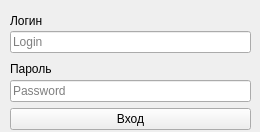
First picture: the form in .source/auth.ui, repository OlejnikDenis/py-mailposts, before the edit.
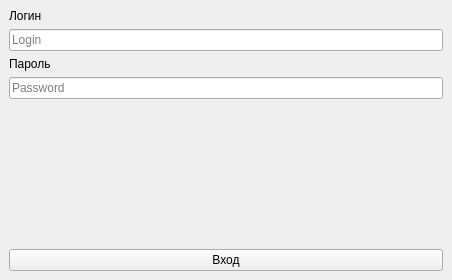
Second picture: the form after the edit.

Diff of the .ui file:
```diff
--- a/.source/auth.ui
+++ b/.source/auth.ui
@@ -6,8 +6,8 @@
    <rect>
     <x>0</x>
     <y>0</y>
-    <width>260</width>
-    <height>132</height>
+    <width>452</width>
+    <height>280</height>
    </rect>
   </property>
   <property name="windowTitle">
@@ -20,44 +20,9 @@
    <locale language="Russian" country="Russia"/>
   </property>
   <widget class="QWidget" name="centralwidget">
-   <widget class="QWidget" name="horizontalLayoutWidget">
-    <property name="geometry">
-     <rect>
-      <x>0</x>
-      <y>0</y>
-      <width>261</width>
-      <height>140</height>
-     </rect>
-    </property>
-    <layout class="QHBoxLayout" name="horizontalLayout">
-     <property name="leftMargin">
-      <number>10</number>
-     </property>
-     <property name="topMargin">
-      <number>10</number>
-     </property>
-     <property name="rightMargin">
-      <number>10</number>
-     </property>
-     <property name="bottomMargin">
-      <number>10</number>
-     </property>
-     <item>
-      <layout class="QVBoxLayout" name="VB_AuthInputs" stretch="0,0,1">
-       <item>
-        <layout class="QVBoxLayout" name="VB_LoginData" stretch="0,0">
-         <property name="spacing">
-          <number>0</number>
-         </property>
-         <property name="topMargin">
-          <number>0</number>
-         </property>
-         <property name="rightMargin">
-          <number>0</number>
-         </property>
-         <property name="bottomMargin">
-          <number>0</number>
-         </property>
+   <layout class="QGridLayout" name="gridLayout">
+    <item row="0" column="0">
+     <layout class="QVBoxLayout" name="verticalLayout">
          <item>
           <widget class="QLabel" name="L_LoginInputTitle">
            <property name="text">
@@ -72,13 +37,6 @@
            </property>
           </widget>
          </item>
-        </layout>
-       </item>
-       <item>
-        <layout class="QVBoxLayout" name="VB_PassData" stretch="0,0">
-         <property name="spacing">
-          <number>2</number>
-         </property>
          <item>
           <widget class="QLabel" name="L_PassInputTitle">
            <property name="text">
@@ -99,9 +57,22 @@
            </property>
           </widget>
          </item>
-        </layout>
-       </item>
        <item>
+       <spacer name="verticalSpacer">
+        <property name="orientation">
+         <enum>Qt::Vertical</enum>
+        </property>
+        <property name="sizeHint" stdset="0">
+         <size>
+          <width>20</width>
+          <height>40</height>
+         </size>
+        </property>
+       </spacer>
+      </item>
+     </layout>
+    </item>
+    <item row="1" column="0">
         <widget class="QPushButton" name="pushButton">
          <property name="text">
           <string>Вход</string>
@@ -112,9 +83,6 @@
         </widget>
        </item>
       </layout>
-     </item>
-    </layout>
-   </widget>
   </widget>
  </widget>
  <resources/>
```
Lines whose indentation alone changed are shown as unchanged.
